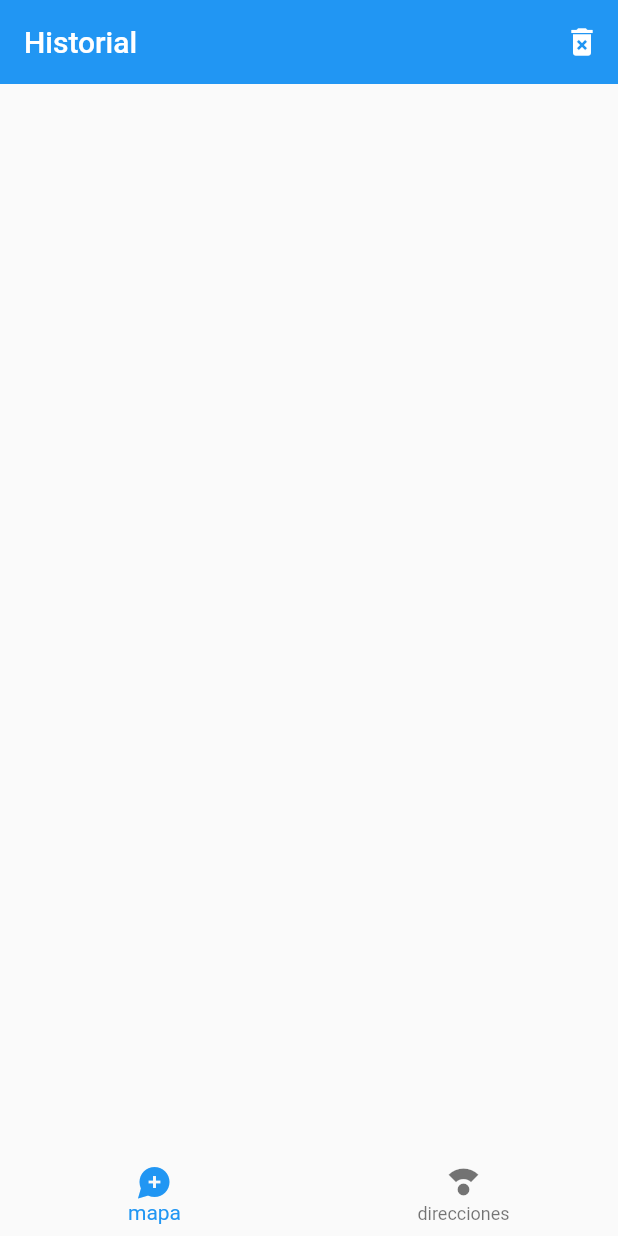
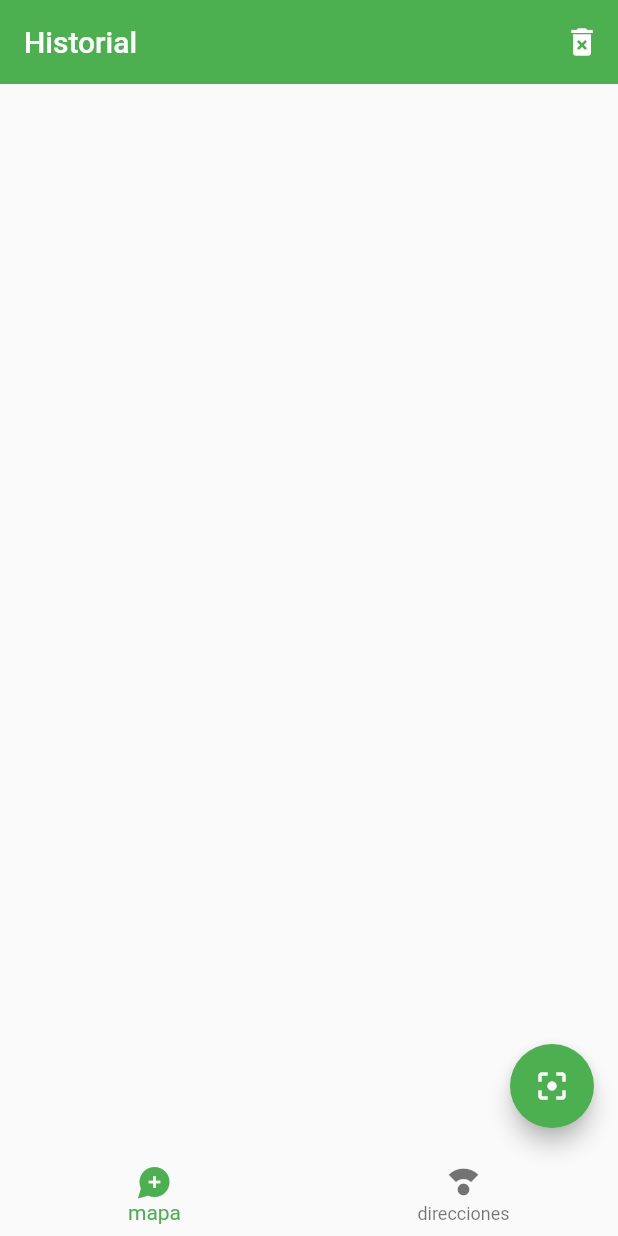
Before and after one commit to ricklegac/flutter, a Flutter app: the screen it shows after launch, on a phone screen of 412 x 824 dp. Run offline on Flutter 3.47's test engine with Material 2 defaults, Android fonts, the phone set to English and light mode, and no system bars; our stand-ins replace card_swiper.

Commit message:
156 - historial

```diff
--- a/qrreader/lib/main.dart
+++ b/qrreader/lib/main.dart
@@ -15,9 +15,17 @@ class MyApp extends StatelessWidget {
       routes: {
         'home':( _ ) => const HomePage(),
         'mapas': ( _ ) => const MapaPage(),
-      }
+      },
 
+      theme: ThemeData(
+        primaryColor: Colors.green,
+        primarySwatch: Colors.green,
+        floatingActionButtonTheme:const  FloatingActionButtonThemeData(
+          backgroundColor: Colors.green,
 
+        )
+
+      ) ,
     );
   }
 }
--- a/qrreader/lib/pages/home_page.dart
+++ b/qrreader/lib/pages/home_page.dart
@@ -7,6 +7,7 @@ class HomePage extends StatelessWidget {
   Widget build(BuildContext context) {
     return Scaffold(
       appBar: AppBar(
+        //backgroundColor: Colors.green,
         elevation: 0,
         title: const Text('Historial'),
         actions: [
@@ -18,7 +19,8 @@ class HomePage extends StatelessWidget {
         ],
 
       ),
-      bottomNavigationBar: CustomNavigationBar(),
+      bottomNavigationBar: const CustomNavigationBar(),
+      floatingActionButton: const ScanBottom(),
     );
   }
 }
--- a/qrreader/lib/widgets/scan_bottom_bar.dart
+++ b/qrreader/lib/widgets/scan_bottom_bar.dart
@@ -5,6 +5,9 @@ class ScanBottom extends StatelessWidget {
 
   @override
   Widget build(BuildContext context) {
-    return const Placeholder();
+    return FloatingActionButton(
+      child: const Icon(Icons.filter_center_focus),
+      onPressed: () {},
+    );
   }
 }
```
Also changed, not shown: qrreader/lib/widgets/widgets.dart (line endings or trailing spaces).
